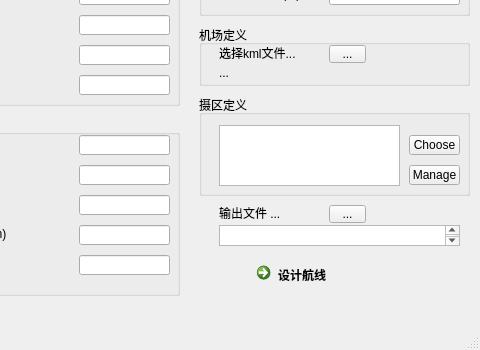
First picture: the form in UAVRouter/mainwindow.ui, repository guangmushikong/UAVRouter, before the edit; both pictures show x 141 to 621 and y 85 to 435 of the 621 by 435 pixel window.
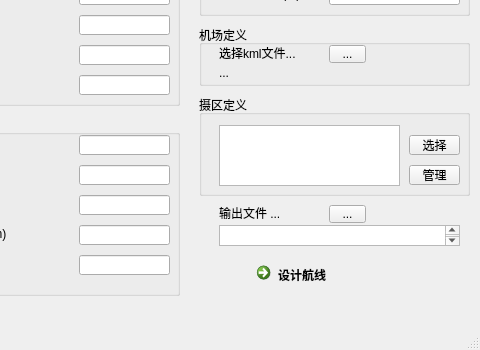
Second picture: the form after the edit.

Commit message:
fix bug and adjust button's appearance
fixe a bug of inconsistency of main window and child dialog and adjust
the button's appearance

Diff of the .ui file:
```diff
--- a/UAVRouter/mainwindow.ui
+++ b/UAVRouter/mainwindow.ui
@@ -388,7 +388,7 @@
       </rect>
      </property>
      <property name="text">
-      <string>Choose</string>
+      <string>选择</string>
      </property>
     </widget>
     <widget class="QToolButton" name="toolButton_Region_2">
@@ -401,7 +401,7 @@
       </rect>
      </property>
      <property name="text">
-      <string>Manage</string>
+      <string>管理</string>
      </property>
     </widget>
    </widget>
```
The commit also changes 2 other files.
